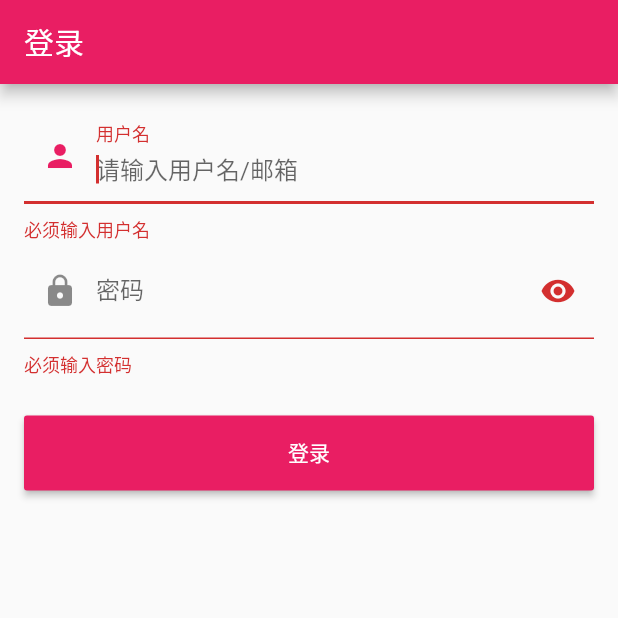
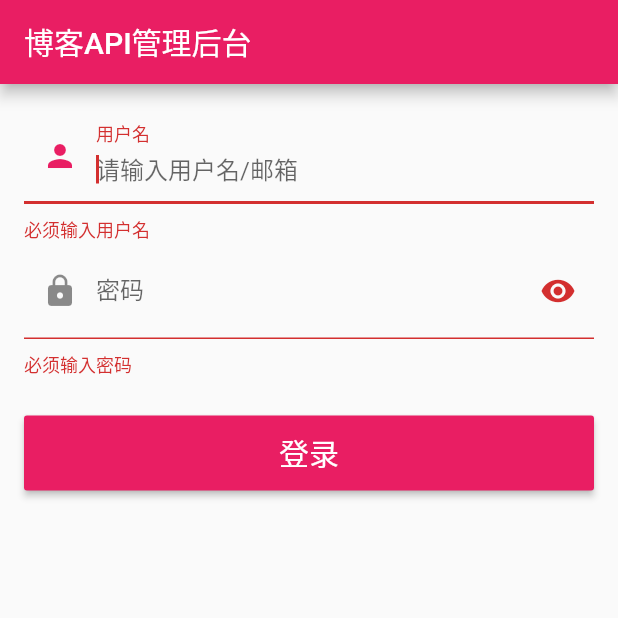
Before and after one commit to colorfulsweet/common-api-app, a Flutter app: the screen it shows after launch, after a tap on "登录", on a phone screen of 412 x 824 dp, the top half of it. Run offline on Flutter 3.47's test engine with Material 2 defaults, Android fonts, the phone set to English and light mode, and no system bars; our stand-ins replace dio, shared_preferences.

Commit message:
首页布局

```diff
--- a/lib/common/global.dart
+++ b/lib/common/global.dart
@@ -16,6 +16,9 @@ const _themes = <MaterialColor>[
 class Global {
   static SharedPreferences _prefs;
   static Profile profile = Profile();
+
+  // 接口调用根路径
+  static const String API_BASE_PATH = "https://www.colorfulsweet.site/api/";
 
   // 可选的主题列表
   static List<MaterialColor> get themes => _themes;
--- /dev/null
+++ b/lib/components/full_button.dart
@@ -0,0 +1,29 @@
+import 'package:flutter/material.dart';
+
+class FullButton extends StatelessWidget {
+  final String text;
+  final Color color;
+  final Function onPressed;
+
+  FullButton({
+    @required this.text,
+    this.color,
+    this.onPressed,
+  });
+
+  @override
+  Widget build(BuildContext context) {
+    return Padding(
+      padding: const EdgeInsets.only(top: 25),
+      child: ConstrainedBox(
+        constraints: BoxConstraints.expand(height: 50.0),
+        child: RaisedButton(
+          color: this.color ?? Theme.of(context).primaryColor,
+          onPressed: this.onPressed ?? (){},
+          textColor: Colors.white,
+          child: Text(this.text, style: TextStyle(fontSize: 20)),
+        ),
+      ),
+    );
+  }
+}
--- a/lib/main.dart
+++ b/lib/main.dart
@@ -1,4 +1,3 @@
-import 'package:blog_api/models/index.dart';
 import 'package:flutter/material.dart';
 import 'package:provider/provider.dart';
 
@@ -20,8 +19,8 @@ class BlogApi extends StatelessWidget {
           primarySwatch: Colors.pink,
         ),
         routes: {
-          'login' : (context) => Login(title: '登录'),
-          'home' : (context) => Home(title: '首页')
+          'login' : (context) => Login(title: '博客API管理后台'),
+          'home' : (context) => Home(title: '首页'),
         },
         initialRoute: 'login',
       ),
--- a/lib/pages/login.dart
+++ b/lib/pages/login.dart
@@ -1,11 +1,11 @@
 import 'package:flutter/material.dart';
 import 'package:provider/provider.dart';
 import 'package:dio/dio.dart';
-import 'package:toast/toast.dart';
 
 import 'package:blog_api/common/global.dart';
 import 'package:blog_api/models/index.dart';
 import 'package:blog_api/common/profile_notifier.dart';
+import 'package:blog_api/components/full_button.dart';
 
 class Login extends StatefulWidget {
   Login({Key key, this.title}) : super(key: key);
@@ -18,7 +18,7 @@ class _LoginState extends State<Login> {
   /// 表单的唯一标识
   final GlobalKey _formKey = GlobalKey<FormState>();
   /// Scaffold组件的唯一标识
-  final GlobalKey _scaffoldKey = GlobalKey<ScaffoldState>();
+  final GlobalKey<ScaffoldState> _scaffoldKey = GlobalKey<ScaffoldState>();
   TextEditingController _usernameController = new TextEditingController();
   TextEditingController _pwdController = new TextEditingController();
   /// 是否显示密码明文
@@ -72,18 +72,7 @@ class _LoginState extends State<Login> {
                 return v.trim().isNotEmpty ? null : '必须输入密码';
               },
             ),
-            Padding(
-              padding: const EdgeInsets.only(top: 25),
-              child: ConstrainedBox(
-                constraints: BoxConstraints.expand(height: 50.0),
-                child: RaisedButton(
-                  color: Theme.of(context).primaryColor,
-                  onPressed: _onLogin,
-                  textColor: Colors.white,
-                  child: Text('登录'),
-                ),
-              ),
-            ),
+            FullButton(text:'登录', onPressed: this._onLogin,)
             ],
           ),
         ),
@@ -93,11 +82,11 @@ class _LoginState extends State<Login> {
   void _onLogin() async{
     // 提交前，先验证各个表单字段是否合法
     if ((_formKey.currentState as FormState).validate()) {
-      Response response = await Dio().post("https://www.colorfulsweet.site/api/common/login",
+      Response response = await Dio().post( '${Global.API_BASE_PATH}common/login',
           data: {'username': _usernameController.text, 'password': _pwdController.text});
 
       if(response.data['statusCode'] == 401) {
-        Toast.show(response.data['msg'], context, duration: Toast.LENGTH_SHORT, gravity: Toast.BOTTOM);
+        _scaffoldKey.currentState.showSnackBar(SnackBar(content: Text(response.data['msg'])));
         return;
       }
       // 保存token
--- a/pubspec.yaml
+++ b/pubspec.yaml
@@ -26,7 +26,6 @@ dependencies:
   # The following adds the Cupertino Icons font to your application.
   # Use with the CupertinoIcons class for iOS style icons.
   cupertino_icons: ^0.1.2
-  toast: ^0.1.5
 
 dev_dependencies:
   flutter_test:
```
Also changed, not shown: lib/pages/home.dart (+53 -2 lines).
